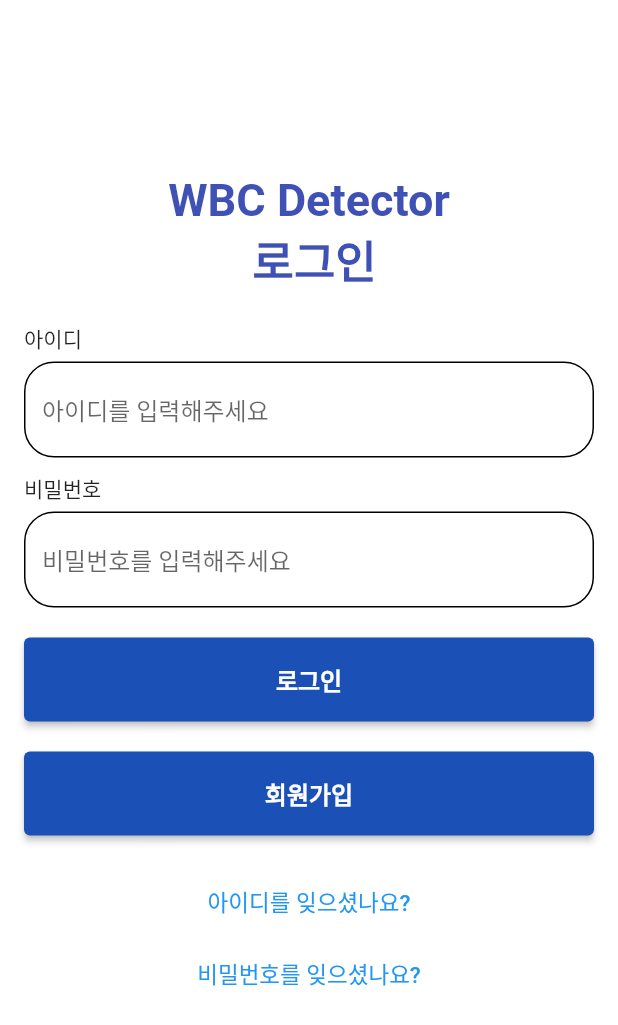
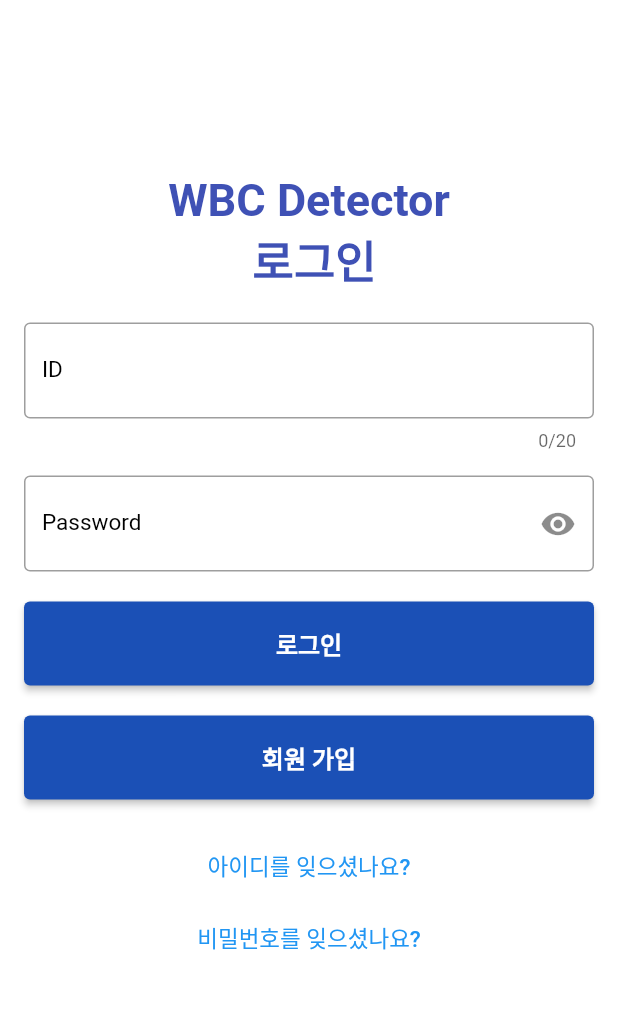
Before and after one commit to t-geon/flutter_app, a Flutter app: the screen it shows after launch, after a tap on "진행하려면 글씨를 터치해주세요.", on a phone screen of 412 x 824 dp. Shown: the top 1025 px of the screen. Run offline on Flutter 3.47's test engine with Material 2 defaults, Android fonts, the phone set to English and light mode, and no system bars; our stand-ins replace file_picker, flutter_svg, open_file; Roboto replaces fonts that are missing (nanumGothic).

Commit message:
[Update] change login widget to stateful widget

```diff
--- a/lib/components/login_custom.dart
+++ b/lib/components/login_custom.dart
@@ -6,7 +6,12 @@ import 'package:flutter_app/pages/login/find_id.dart';
 import 'package:flutter_app/pages/login/find_password.dart';
 
 //로그인 양식 작성된 곳
-class LoginCustom extends StatelessWidget {
+class LoginCustom extends StatefulWidget {
+  @override
+  State<LoginCustom> createState() => _LoginCustomState();
+}
+
+class _LoginCustomState extends State<LoginCustom> {
   final _formKey = GlobalKey<FormState>();
 
   @override
--- a/lib/pages/login/login_page.dart
+++ b/lib/pages/login/login_page.dart
@@ -1,14 +1,32 @@
 import 'package:flutter/material.dart';
+import 'package:flutter_app/components/default_button.dart';
 import 'package:flutter_app/components/login_custom.dart';
 import 'package:flutter_app/constants.dart';
+import 'find_id.dart';
+import 'find_password.dart';
+class LoginPage extends StatefulWidget {
+  static String routeName = "/login";
 
-class LoginPage extends StatelessWidget {
-  static String routeName = "/login";
+  @override
+  State<LoginPage> createState() => _LoginPageState();
+}
+
+class _LoginPageState extends State<LoginPage> {
+  bool _secureText = true;
+  TextEditingController _idController = TextEditingController();
+  TextEditingController _passwordController = TextEditingController();
+  var _formKey = GlobalKey<FormState>();
+  String? _passwordError;
 
   @override
   Widget build(BuildContext context) {
     return Scaffold(
-      body: Padding(
+      // GestureDetector widget 이용해서 unfocus 기능 구현
+      body: GestureDetector(
+        onTap: (){
+          FocusScope.of(context).unfocus();
+        },
+        child: Padding(
           padding: const EdgeInsets.all(16.0),
           child: ListView(
             children: [
@@ -24,8 +42,127 @@ class LoginPage extends StatelessWidget {
               ),
               //Logo("Login"), //"Login"을 Logo에 전달
               SizedBox(height: l_gap),
-            LoginCustom(),
+              TextField(
+                controller: _idController,
+                decoration: InputDecoration(
+                  hintText: "아이디를 입력하세요.",
+                  labelText: "ID",
+                  labelStyle: TextStyle(
+                    fontSize: 15.0,
+                    color: Colors.black,
+                  ),
+                  // TextField테두리 설정
+                  border: OutlineInputBorder(),
+                ),
+                keyboardType: TextInputType.emailAddress,
+                obscureText: false, // 입력하는 동안 보이도록 설정
+                maxLength: 20, // 20글자로 제한
+              ),
+              SizedBox(
+                height: 16,
+              ),
+              TextField(
+                controller: _passwordController,
+                decoration: InputDecoration(
+                    hintText: "비밀번호를 입력하세요.",
+                    labelText: "Password",
+                    errorText: _passwordError, // error를 표현하기 위해서 사용하는 속성
+                    labelStyle: TextStyle(
+                      fontSize: 15.0,
+                      color: Colors.black,
+                    ),
+                    // TextField테두리 설정
+                    border: OutlineInputBorder(),
+                    suffixIcon: IconButton(
+                      icon: Icon(
+                          _secureText ? Icons.remove_red_eye : Icons.security),
+                      onPressed: () {
+                        setState(() {
+                          _secureText = !_secureText;
+                        });
+                      },
+                    )),
+                obscureText: _secureText,
+              ),
+              SizedBox(
+                height: 20.0,
+              ),
+              /* 테스트로 만들어본 TextFormField 이용한 버튼
+              Form(
+                key: _formKey,
+                child: TextFormField(
+                  validator: (value){
+                    if(value == null || value.isEmpty){
+                      return null;
+                    }
+                    if (value.length < 3) {
+                      return "Enter at least 3 words";
+                    } else {
+                      return null;
+                    }
+                  },
+                  decoration: InputDecoration(
+                    hintText: "아이디를 입력하세요.",
+                    labelText: "ID",
+                    errorText: null, // error를 표현하기 위해서 사용하는 속성
+                    labelStyle: TextStyle(
+                      fontSize: 15.0,
+                      color: Colors.black,
+                    ),
+                  // TextField테두리 설정
+                  border: OutlineInputBorder(),
+                )),
+              ),
+              */
+              // 로그인 버튼
+              DefaultButton(
+                text: '로그인',
+                press: () {
+                print('Name ' + _idController.text);
+                print('Password ' + _passwordController.text);
+                setState(() {
+                  if (_passwordController.text.length < 3) {
+                    _passwordError = "Enter at least 3 words";
+                  } else { // 일단 3개 넘어가면 다음 화면으로 넘어갈수 있도록 구현함
+                    _passwordError = null;
+                    Navigator.pushNamed(context, "/main");
+                  }
+                });
+              }),
+              Padding(padding: EdgeInsets.symmetric(vertical: 10)),
+              // 회원가입 버튼
+              DefaultButton(
+                //default_button.dart에 정의한 함수 이용해 회원가입 버튼 생성
+                text: "회원 가입",
+                press: () {
+                  Navigator.pushNamed(context, "/sign"); //회원가입 버튼 누르면 회원가입으로 이동
+                },
+              ),
+              Padding(padding: EdgeInsets.symmetric(vertical: 10)),
+              TextButton(
+                child: Text(
+                  "아이디를 잊으셨나요?",
+                  style: TextStyle(fontSize: 15),
+                ),
+                onPressed: () {
+                  // 아이디 찾는 페이지로 이동
+                  Navigator.push(
+                      context, MaterialPageRoute(builder: (context) => FindID()));
+                },
+              ),
+              TextButton(
+                child: Text(
+                  "비밀번호를 잊으셨나요?",
+                  style: TextStyle(fontSize: 15),
+                ),
+                onPressed: () {
+                  // 비밀번호 찾는 페이지로 이동
+                  Navigator.push(context,
+                      MaterialPageRoute(builder: (context) => FindPassword()));
+                },
+              )
             ],
+          ),
         ),
       ),
     );
```
Lines whose indentation alone changed are shown as unchanged.
